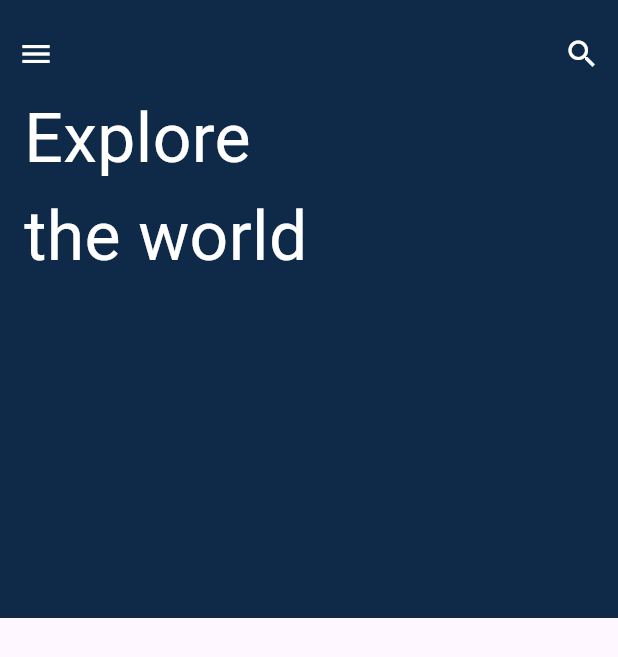
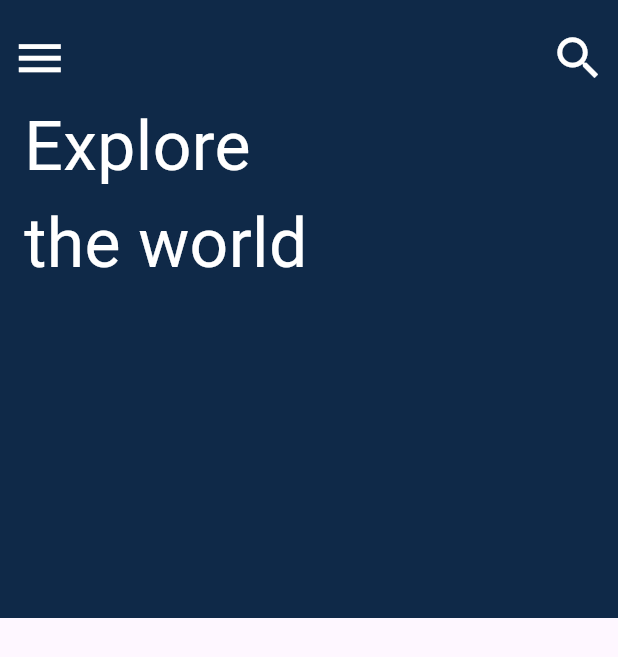
Before and after one commit to engineer-bisharat-ali/Travel-app-UI, a Flutter app: the screen it shows after launch, on a phone screen of 412 x 824 dp. Shown: the top 657 px of the screen. Run offline on Flutter 3.47's test engine with Material 3 defaults, Android fonts, the phone set to English and light mode, and no system bars.

Commit message:
first commit

```diff
--- a/lib/pages/HomePage.dart
+++ b/lib/pages/HomePage.dart
@@ -51,8 +51,8 @@ class _MyHomePageState extends State<MyHomePage> {
                   child: Row(
                     mainAxisAlignment: MainAxisAlignment.spaceBetween,
                     children: [
-                      IconButton(onPressed: (){}, icon: Icon(Icons.menu ,color:Colors.white)),
-                      IconButton(onPressed: (){}, icon: Icon(Icons.search, color: Colors.white,)),
+                      IconButton(onPressed: (){}, icon: Icon(Icons.menu ,color:Colors.white, size: screenWidth * 0.09,)),
+                      IconButton(onPressed: (){}, icon: Icon(Icons.search, color: Colors.white,size: screenWidth * 0.09)),
                     ],
                   ),
                 ),
```
